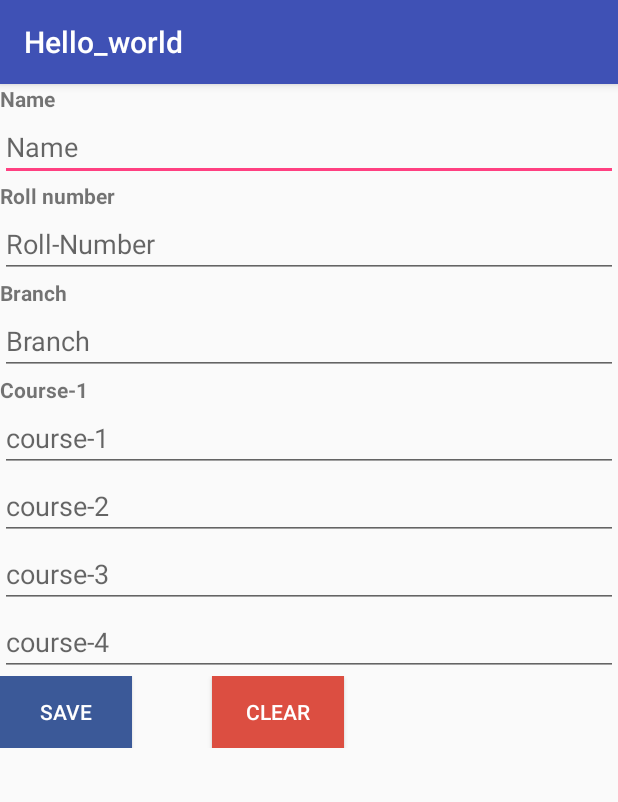
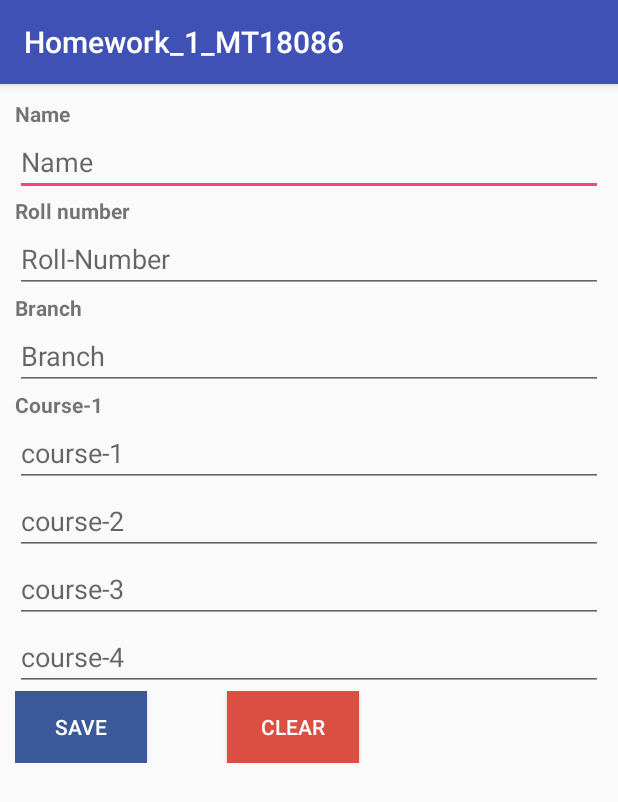
Before and after one commit to vikash18086/iiitd-m2018-cse535, an Android app: the screen it shows after launch (MainActivity), on a phone screen of 412 x 824 dp. Shown: the top 802 px of the screen. Run offline under Robolectric (Android 15) with nearby library versions, the phone set to English and light mode, and no system bars.

Commit message:
App name Updated

```diff
--- a/Hello_world/app/src/main/res/layout/activity_main.xml
+++ b/Hello_world/app/src/main/res/layout/activity_main.xml
@@ -1,4 +1,12 @@
 <?xml version="1.0" encoding="utf-8"?>
+
+<ScrollView xmlns:android="http://schemas.android.com/apk/res/android"
+    android:layout_width="fill_parent"
+    android:layout_height="wrap_content"
+    android:orientation="vertical"
+    android:padding="10dp"
+    android:fillViewport="false">
+
 <LinearLayout xmlns:android="http://schemas.android.com/apk/res/android"
     android:orientation="vertical"
     android:layout_width="fill_parent"
@@ -34,7 +42,7 @@
         android:layout_height="match_parent"
         android:hint="Roll-Number"
         android:inputType="textEmailAddress"
-        android:textColor="#000000" />n
+        android:textColor="#000000"/>n
     <TextView
         android:id="@+id/textView3"
         android:layout_width="match_parent"
@@ -115,3 +123,4 @@
             />
     </RelativeLayout>
 </LinearLayout>
+</ScrollView>
--- a/Hello_world/app/src/main/res/values/strings.xml
+++ b/Hello_world/app/src/main/res/values/strings.xml
@@ -1,5 +1,5 @@
 <resources>
-    <string name="app_name">Hello_world</string>
+    <string name="app_name">Homework_1_MT18086</string>
     <string name="nam">Name</string>
     <string name="title_activity_student_record">student_record</string>
 </resources>
```
